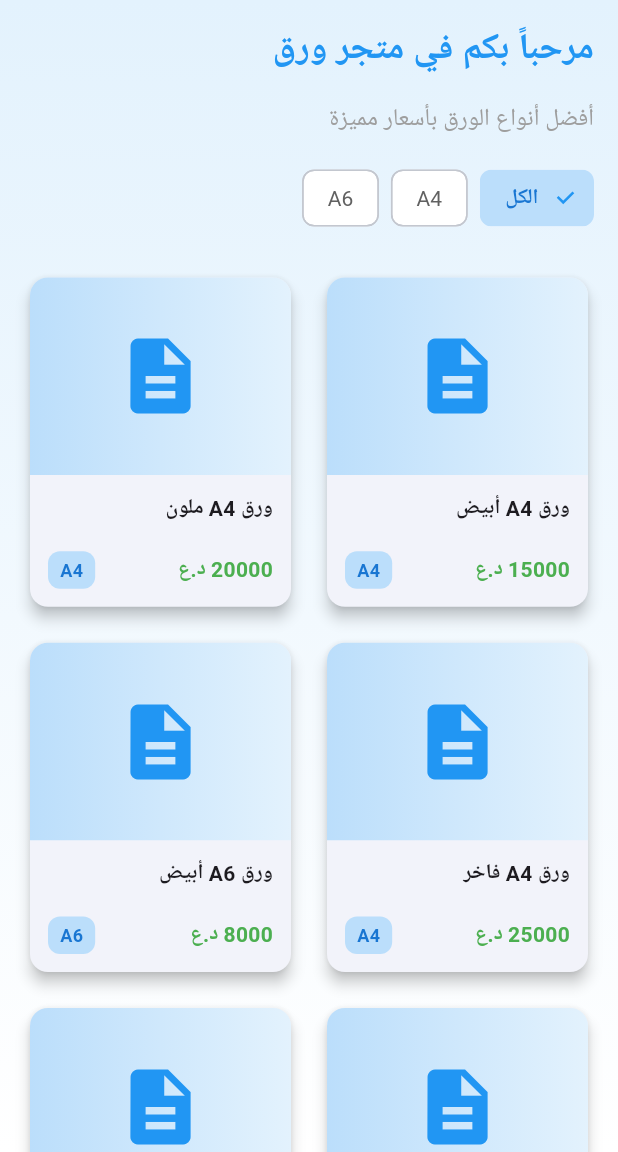
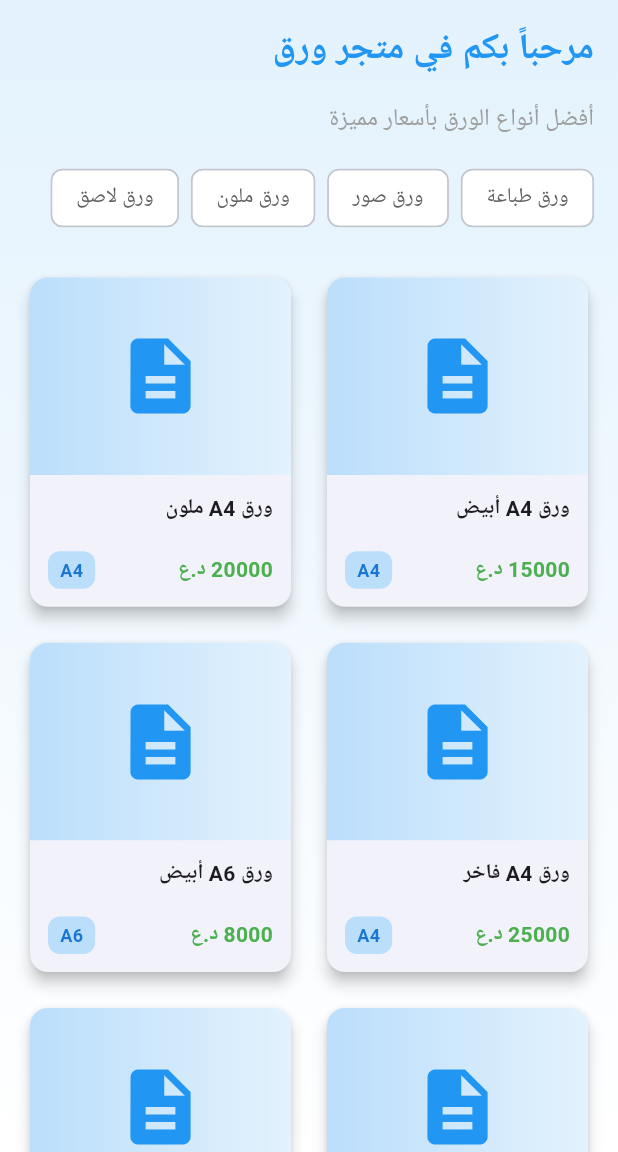
Before and after one commit to aalitariq44/paper, a Flutter app: the screen it shows after launch, on a phone screen of 412 x 824 dp, the part 84-1236 px from its top. Run offline on Flutter 3.47's test engine with Material 3 defaults, Android fonts, the phone set to English and light mode, and no system bars; our stand-ins replace google_fonts; Roboto replaces fonts that are missing (Cairo).

Commit message:
تعديلات

```diff
--- a/lib/data/product_data.dart
+++ b/lib/data/product_data.dart
@@ -142,5 +142,10 @@ class ProductData {
     ),
   ];
 
-  static List<String> get categories => ['الكل', 'A4', 'A6'];
+  static List<String> get categories => [
+    'ورق طباعة',
+    'ورق صور',
+    'ورق ملون',
+    'ورق لاصق',
+  ];
 }
--- a/lib/screens/home_screen.dart
+++ b/lib/screens/home_screen.dart
@@ -261,22 +261,42 @@ class _HomeScreenState extends State<HomeScreen> {
                   },
                 ),
                 _buildDrawerItem(
-                  icon: Icons.article,
-                  title: 'ورق A4',
+                  icon: Icons.print,
+                  title: 'ورق طباعة',
                   onTap: () {
                     Navigator.pop(context);
                     setState(() {
-                      _selectedCategory = 'A4';
+                      _selectedCategory = 'ورق طباعة';
                     });
                   },
                 ),
                 _buildDrawerItem(
-                  icon: Icons.note,
-                  title: 'ورق A6',
+                  icon: Icons.image,
+                  title: 'ورق صور',
                   onTap: () {
                     Navigator.pop(context);
                     setState(() {
-                      _selectedCategory = 'A6';
+                      _selectedCategory = 'ورق صور';
+                    });
+                  },
+                ),
+                _buildDrawerItem(
+                  icon: Icons.palette,
+                  title: 'ورق ملون',
+                  onTap: () {
+                    Navigator.pop(context);
+                    setState(() {
+                      _selectedCategory = 'ورق ملون';
+                    });
+                  },
+                ),
+                _buildDrawerItem(
+                  icon: Icons.sticky_note_2,
+                  title: 'ورق لاصق',
+                  onTap: () {
+                    Navigator.pop(context);
+                    setState(() {
+                      _selectedCategory = 'ورق لاصق';
                     });
                   },
                 ),
```
